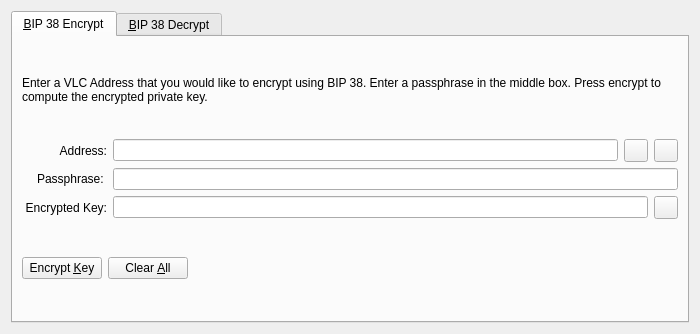
This is src/qt/forms/bip38tooldialog.ui in laurobeleche/bitgreen-byron as Qt 5 draws it before an edit. The edited form follows.
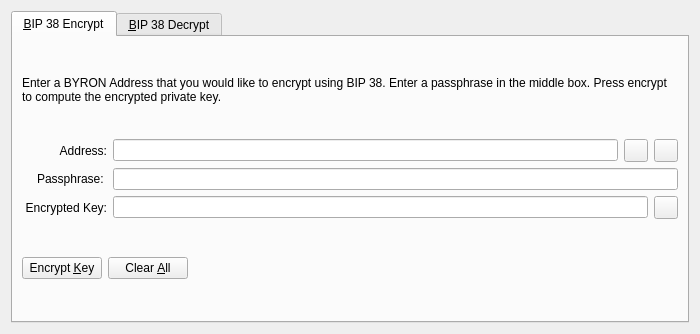
This is the edited form. The open tabs and pages were chosen to show the change. Icons and pictures are not drawn. Custom widgets are drawn as their Qt base class.

The edit to the form file:
```diff
--- a/src/qt/forms/bip38tooldialog.ui
+++ b/src/qt/forms/bip38tooldialog.ui
@@ -30,7 +30,7 @@
        <item>
         <widget class="QLabel" name="infoLabel_ENC">
          <property name="text">
-          <string>Enter a VLC Address that you would like to encrypt using BIP 38. Enter a passphrase in the middle box. Press encrypt to compute the encrypted private key.</string>
+          <string>Enter a BYRON Address that you would like to encrypt using BIP 38. Enter a passphrase in the middle box. Press encrypt to compute the encrypted private key.</string>
          </property>
          <property name="textFormat">
           <enum>Qt::PlainText</enum>
```
Left out of the diff: 22 changed lines with no effect on the pictures.
